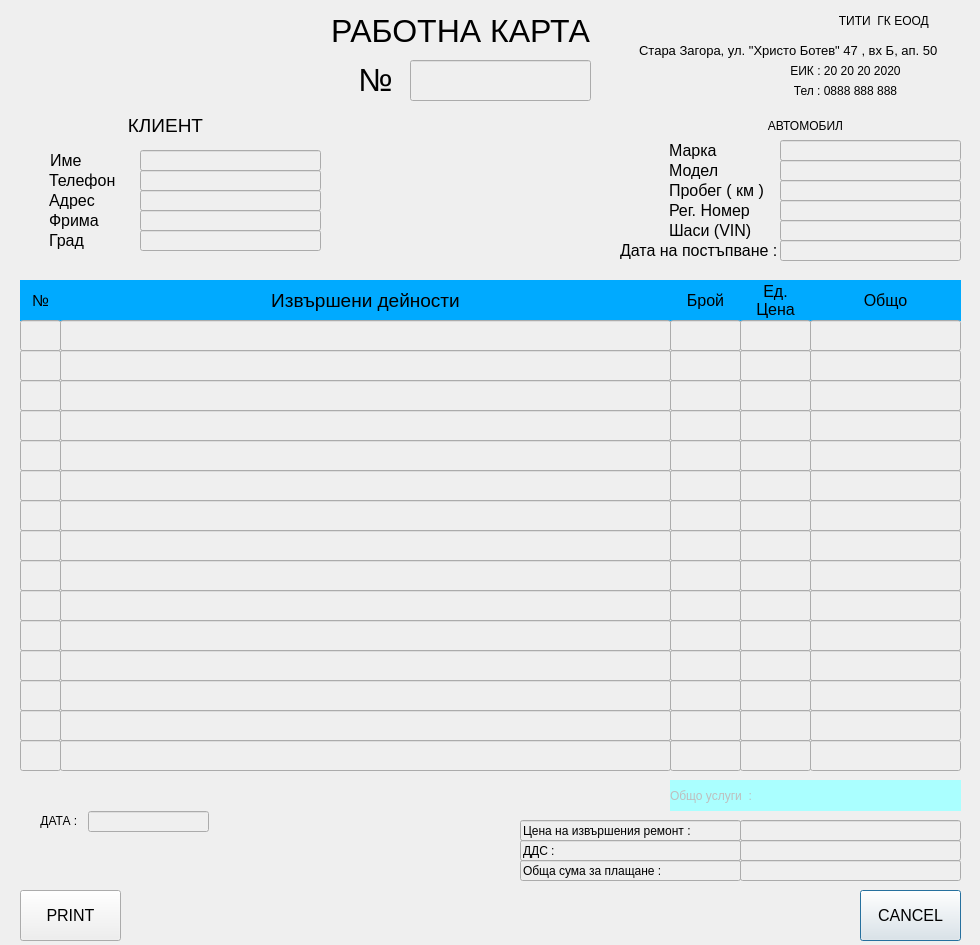
Before: the Qt Designer form printformat.ui in JohnnyBrawo/CarServ, drawn with Qt 5.
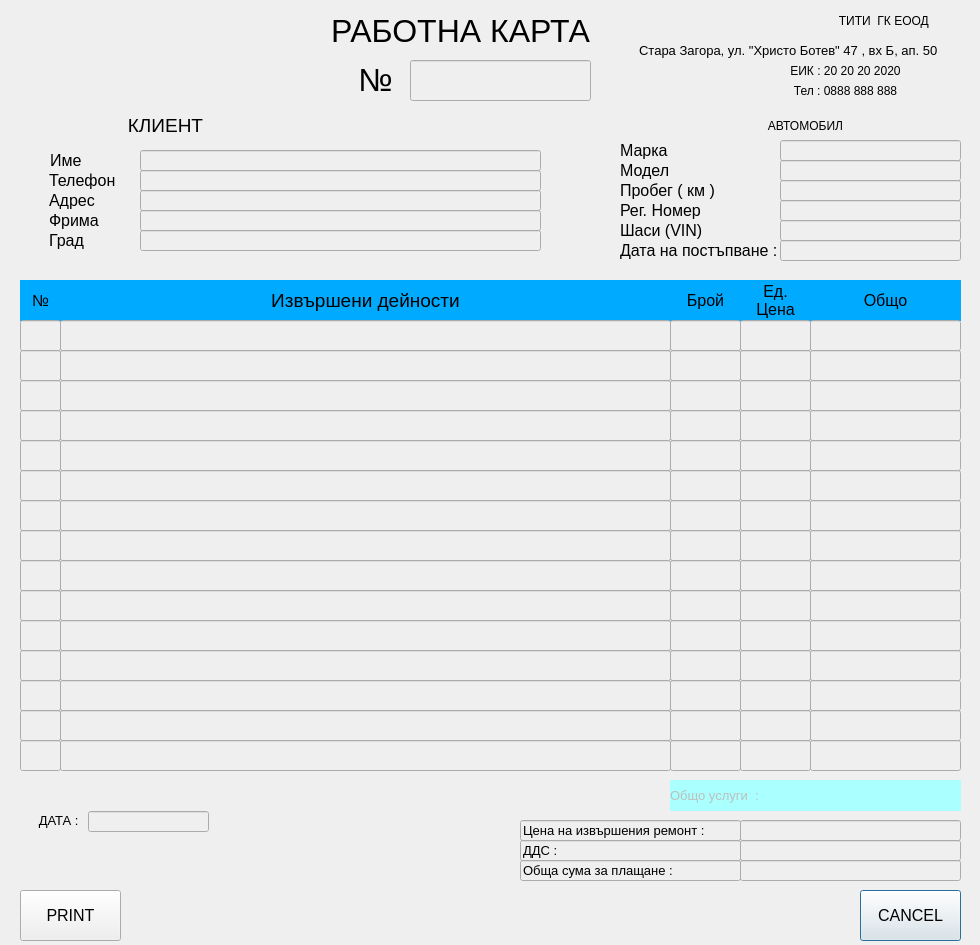
After: the same form once the commit is applied.

Diff of the .ui file:
```diff
--- a/printformat.ui
+++ b/printformat.ui
@@ -25,6 +25,11 @@
      <height>21</height>
     </rect>
    </property>
+   <property name="font">
+    <font>
+     <pointsize>10</pointsize>
+    </font>
+   </property>
    <property name="text">
     <string>Цена на извършения ремонт : </string>
    </property>
@@ -51,6 +56,15 @@
      <height>21</height>
     </rect>
    </property>
+   <property name="font">
+    <font>
+     <family>MS Shell Dlg 2</family>
+     <pointsize>10</pointsize>
+     <weight>9</weight>
+     <italic>false</italic>
+     <bold>false</bold>
+    </font>
+   </property>
    <property name="styleSheet">
     <string notr="true">font: 75 10pt &quot;MS Shell Dlg 2&quot;;</string>
    </property>
@@ -159,7 +173,7 @@
   <widget class="QLabel" name="L_AutoMilage">
    <property name="geometry">
     <rect>
-     <x>669</x>
+     <x>620</x>
      <y>180</y>
      <width>111</width>
      <height>21</height>
@@ -190,7 +204,7 @@
   <widget class="QLabel" name="L_AutoVIN">
    <property name="geometry">
     <rect>
-     <x>669</x>
+     <x>620</x>
      <y>220</y>
      <width>111</width>
      <height>21</height>
@@ -213,13 +227,21 @@
     <rect>
      <x>140</x>
      <y>210</y>
-     <width>181</width>
+     <width>401</width>
      <height>21</height>
     </rect>
    </property>
+   <property name="font">
+    <font>
+     <pointsize>10</pointsize>
+    </font>
+   </property>
    <property name="text">
     <string/>
    </property>
+   <property name="alignment">
+    <set>Qt::AlignCenter</set>
+   </property>
   </widget>
   <widget class="QLabel" name="L_FirmName">
    <property name="geometry">
@@ -379,6 +401,11 @@
      <height>31</height>
     </rect>
    </property>
+   <property name="font">
+    <font>
+     <pointsize>10</pointsize>
+    </font>
+   </property>
    <property name="styleSheet">
     <string notr="true">background-color: rgb(170, 255, 255);</string>
    </property>
@@ -412,13 +439,21 @@
     <rect>
      <x>140</x>
      <y>190</y>
-     <width>181</width>
+     <width>401</width>
      <height>21</height>
     </rect>
    </property>
+   <property name="font">
+    <font>
+     <pointsize>10</pointsize>
+    </font>
+   </property>
    <property name="text">
     <string/>
    </property>
+   <property name="alignment">
+    <set>Qt::AlignCenter</set>
+   </property>
   </widget>
   <widget class="QLineEdit" name="T_AutoMarka">
    <property name="geometry">
@@ -523,13 +558,21 @@
     <rect>
      <x>140</x>
      <y>230</y>
-     <width>181</width>
+     <width>401</width>
      <height>21</height>
     </rect>
    </property>
+   <property name="font">
+    <font>
+     <pointsize>10</pointsize>
+    </font>
+   </property>
    <property name="text">
     <string/>
    </property>
+   <property name="alignment">
+    <set>Qt::AlignCenter</set>
+   </property>
   </widget>
   <widget class="QLabel" name="L_AutoRepairDate">
    <property name="geometry">
@@ -557,15 +600,23 @@
     <rect>
      <x>140</x>
      <y>150</y>
-     <width>181</width>
+     <width>401</width>
      <height>21</height>
     </rect>
    </property>
+   <property name="font">
+    <font>
+     <pointsize>10</pointsize>
+    </font>
+   </property>
+   <property name="alignment">
+    <set>Qt::AlignCenter</set>
+   </property>
   </widget>
   <widget class="QLabel" name="L_AutoRegNubmer">
    <property name="geometry">
     <rect>
-     <x>669</x>
+     <x>620</x>
      <y>200</y>
      <width>111</width>
      <height>21</height>
@@ -605,6 +656,11 @@
      <height>21</height>
     </rect>
    </property>
+   <property name="font">
+    <font>
+     <pointsize>10</pointsize>
+    </font>
+   </property>
    <property name="text">
     <string>Обща сума за плащане : </string>
    </property>
@@ -612,7 +668,7 @@
   <widget class="QLabel" name="L_AutoModel">
    <property name="geometry">
     <rect>
-     <x>669</x>
+     <x>620</x>
      <y>160</y>
      <width>111</width>
      <height>21</height>
@@ -722,7 +778,7 @@
   <widget class="QLabel" name="L_AutoMarka">
    <property name="geometry">
     <rect>
-     <x>669</x>
+     <x>620</x>
      <y>140</y>
      <width>111</width>
      <height>21</height>
@@ -798,6 +854,11 @@
      <height>21</height>
     </rect>
    </property>
+   <property name="font">
+    <font>
+     <pointsize>10</pointsize>
+    </font>
+   </property>
    <property name="text">
     <string>ДДС : </string>
    </property>
@@ -860,13 +921,21 @@
     <rect>
      <x>140</x>
      <y>170</y>
-     <width>181</width>
+     <width>401</width>
      <height>21</height>
     </rect>
    </property>
+   <property name="font">
+    <font>
+     <pointsize>10</pointsize>
+    </font>
+   </property>
    <property name="text">
     <string/>
    </property>
+   <property name="alignment">
+    <set>Qt::AlignCenter</set>
+   </property>
   </widget>
   <widget class="QLabel" name="L_FirmPhone">
    <property name="geometry">
```
Left out of the diff: 456 changed lines with no effect on the pictures.
